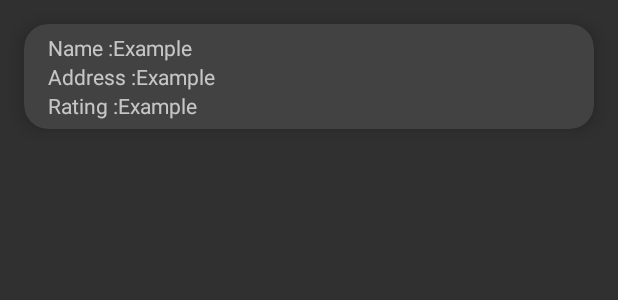
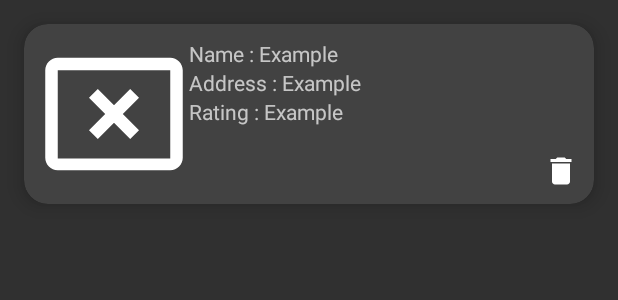
Before and after one commit to KanuKim97/whats_eat, an Android app: the layout collection_item.xml on its own in the app's theme, with its tools: preview values and no code run, on a phone screen of 412 x 824 dp. Shown: the top 300 px of the screen. Run offline under Robolectric (Android 15) with nearby library versions, the phone set to English and light mode, and no system bars; Roboto replaces fonts that are not available here.

Commit message:
mod collectionAdapter.kt
Mod collectionAdapter.kt
Mod Build.Gradle
Add viewPlaceModel,kt
Delete PlaceViewModel.kt

```diff
--- a/app/build.gradle
+++ b/app/build.gradle
@@ -83,6 +83,4 @@ dependencies {
     implementation 'com.squareup.retrofit2:converter-gson:2.3.0'
 
     implementation 'pub.devrel:easypermissions:1.3.+'
-
-    implementation 'com.squareup.picasso:picasso:2.5.2'
 }
--- a/app/src/main/java/com/example/whats_eat/CollectionFragment/placeData.kt
+++ b/app/src/main/java/com/example/whats_eat/CollectionFragment/placeData.kt
@@ -1,3 +1,7 @@
 package com.example.whats_eat.CollectionFragment
 
-data class placeData(var placeName : String? = null, var placeAddress : String? = null, var ratingNum : Float? = null)
+data class placeData(
+    var placeName : String? = null,
+    var placeAddress : String? = null,
+    var ratingNum : Float? = null,
+    var placePhotoUrl : String? = null )
--- /dev/null
+++ b/app/src/main/java/com/example/whats_eat/PlaceDataModel/viewPlaceModel.kt
@@ -0,0 +1,3 @@
+package com.example.whats_eat.PlaceDataModel
+
+data class viewPlaceModel(var placeName : String? = null, var placeAddress : String? = null, var ratingNum : Float? = null, var placePhotoUrl : String? = null)
--- /dev/null
+++ b/app/src/main/res/drawable/ic_baseline_cancel_presentation_24.xml
@@ -0,0 +1,6 @@
+<vector android:height="24dp" android:tint="#FFFFFF"
+    android:viewportHeight="24" android:viewportWidth="24"
+    android:width="24dp" xmlns:android="http://schemas.android.com/apk/res/android">
+    <path android:fillColor="@android:color/white" android:pathData="M21,19.1H3V5h18v14.1zM21,3H3c-1.1,0 -2,0.9 -2,2v14c0,1.1 0.9,2 2,2h18c1.1,0 2,-0.9 2,-2V5c0,-1.1 -0.9,-2 -2,-2z"/>
+    <path android:fillColor="@android:color/white" android:pathData="M14.59,8L12,10.59 9.41,8 8,9.41 10.59,12 8,14.59 9.41,16 12,13.41 14.59,16 16,14.59 13.41,12 16,9.41z"/>
+</vector>
--- a/app/src/main/res/drawable/ic_delete.xml
+++ b/app/src/main/res/drawable/ic_delete.xml
@@ -1,5 +1,5 @@
-<vector android:height="24dp" android:tint="#FF002F"
+<vector android:height="24dp" android:tint="#FFFFFF"
     android:viewportHeight="24" android:viewportWidth="24"
     android:width="24dp" xmlns:android="http://schemas.android.com/apk/res/android">
-    <path android:fillColor="@android:color/white" android:pathData="M6,19c0,1.1 0.9,2 2,2h8c1.1,0 2,-0.9 2,-2L18,7L6,7v12zM8,9h8v10L8,19L8,9zM15.5,4l-1,-1h-5l-1,1L5,4v2h14L19,4z"/>
+    <path android:fillColor="@android:color/white" android:pathData="M6,19c0,1.1 0.9,2 2,2h8c1.1,0 2,-0.9 2,-2V7H6v12zM19,4h-3.5l-1,-1h-5l-1,1H5v2h14V4z"/>
 </vector>
--- a/app/src/main/res/layout/collection_item.xml
+++ b/app/src/main/res/layout/collection_item.xml
@@ -10,13 +10,86 @@
     app:cardElevation="8dp"
     app:cardCornerRadius="16dp" >
 
+    <androidx.constraintlayout.widget.ConstraintLayout
+        android:layout_width="match_parent"
+        android:layout_height="wrap_content"
+        android:padding="10dp">
+
+        <ImageView
+            android:id="@+id/placeImage"
+            android:layout_width="100dp"
+            android:layout_height="100dp"
+            app:layout_constraintTop_toTopOf="parent"
+            app:layout_constraintLeft_toLeftOf="parent"
+            app:srcCompat="@drawable/ic_baseline_cancel_presentation_24"
+            tools:ignore="VectorDrawableCompat" />
+
+        <TextView
+            android:id="@+id/placeNameView"
+            android:layout_width="wrap_content"
+            android:layout_height="wrap_content"
+            android:text="Name : "
+            app:layout_constraintTop_toTopOf="parent"
+            app:layout_constraintLeft_toRightOf="@+id/placeImage"/>
+
+        <TextView
+            android:id="@+id/placeName"
+            android:layout_width="wrap_content"
+            android:layout_height="wrap_content"
+            android:text="Example"
+            app:layout_constraintTop_toTopOf="parent"
+            app:layout_constraintLeft_toRightOf="@id/placeNameView"/>
+
+        <TextView
+            android:id="@+id/placeAddressView"
+            android:layout_width="wrap_content"
+            android:layout_height="wrap_content"
+            android:text="Address : "
+            app:layout_constraintTop_toBottomOf="@id/placeNameView"
+            app:layout_constraintLeft_toRightOf="@id/placeImage"/>
+
+        <TextView
+            android:id="@+id/addressName"
+            android:layout_width="wrap_content"
+            android:layout_height="wrap_content"
+            android:text="Example"
+            app:layout_constraintTop_toBottomOf="@id/placeName"
+            app:layout_constraintLeft_toRightOf="@id/placeAddressView"/>
+
+
+        <TextView
+            android:id="@+id/placeRatingView"
+            android:layout_width="wrap_content"
+            android:layout_height="wrap_content"
+            android:text="Rating : "
+            app:layout_constraintTop_toBottomOf="@id/placeAddressView"
+            app:layout_constraintLeft_toRightOf="@id/placeImage"/>
+
+        <TextView
+            android:id="@+id/ratingNum"
+            android:layout_width="wrap_content"
+            android:layout_height="wrap_content"
+            android:text="Example"
+            app:layout_constraintTop_toBottomOf="@id/addressName"
+            app:layout_constraintLeft_toRightOf="@id/placeRatingView"/>
+
+        <Button
+            android:id="@+id/collectionDelBtn"
+            android:layout_width="24dp"
+            android:layout_height="24dp"
+            android:background="@drawable/ic_delete"
+            app:layout_constraintBottom_toBottomOf="parent"
+            app:layout_constraintRight_toRightOf="parent" />
+
+    </androidx.constraintlayout.widget.ConstraintLayout>
+
+    <!--
     <LinearLayout
         android:layout_width="wrap_content"
         android:layout_height="wrap_content"
         android:layout_marginVertical="6dp"
         android:layout_marginStart="16dp"
         android:orientation="vertical">
-
 
         <LinearLayout
             android:layout_width="wrap_content"
@@ -75,9 +148,10 @@
                 android:layout_height="wrap_content"
                 android:text="Example" />
 
-
         </LinearLayout>
 
+
     </LinearLayout>
+    -->
 
 </androidx.cardview.widget.CardView>
--- a/app/src/main/res/layout/fragment_collection.xml
+++ b/app/src/main/res/layout/fragment_collection.xml
@@ -9,6 +9,7 @@
     <androidx.recyclerview.widget.RecyclerView
         android:id="@+id/collectionView"
         android:layout_width="match_parent"
-        android:layout_height="match_parent" />
+        android:layout_height="match_parent"
+        tools:listitem="@layout/collection_item"/>
 
 </FrameLayout>
```
Also changed, not shown: app/src/main/java/com/example/whats_eat/CollectionFragment/collectionAdapter.kt (+23 -4 lines), app/src/main/java/com/example/whats_eat/PlaceViewModel/PlaceViewModel.kt (deleted, +0 -23 lines), app/src/main/java/com/example/whats_eat/collection.kt (+13 -7 lines), app/src/main/java/com/example/whats_eat/main.kt (+0 -10 lines), app/src/main/java/com/example/whats_eat/proFile.kt (+13 -0 lines), app/src/main/java/com/example/whats_eat/viewPlace.kt (+11 -6 lines), app/src/main/res/layout/collection_list.xml (deleted, +0 -7 lines).
